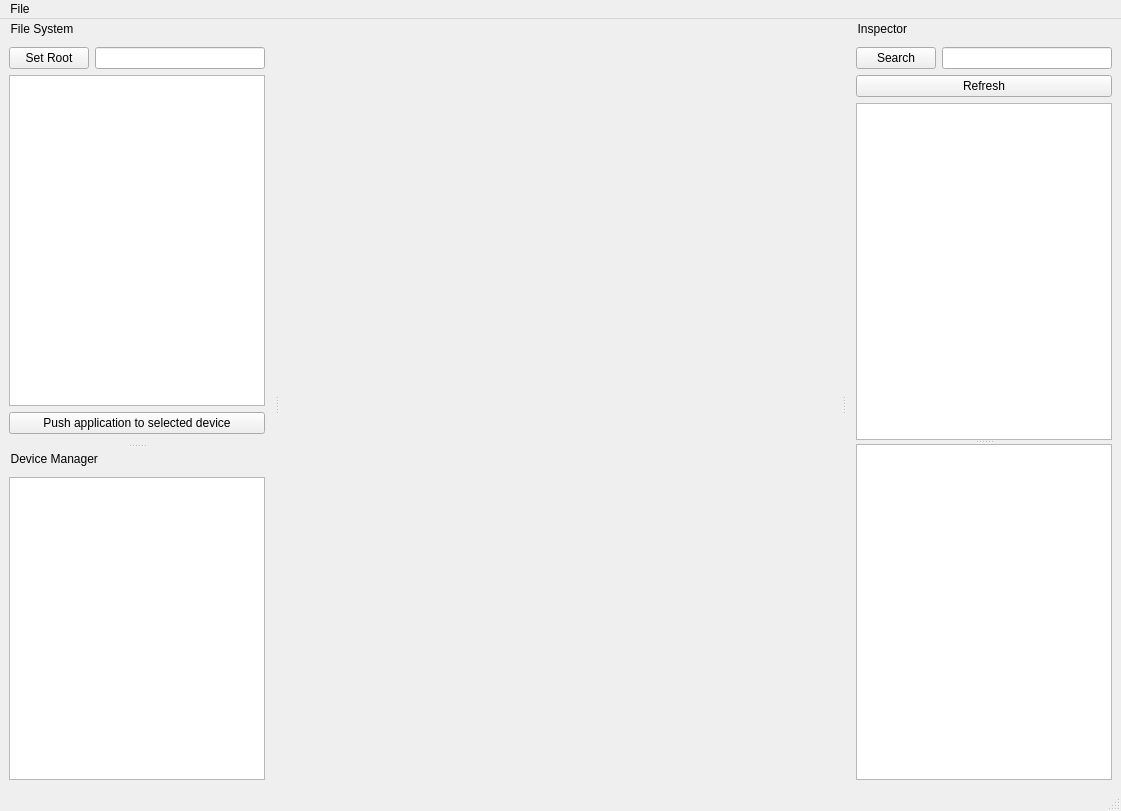
Before: the Qt Designer form tools/debug/TreeView.ui in TrickPlay/Trickplay, drawn with Qt 5.
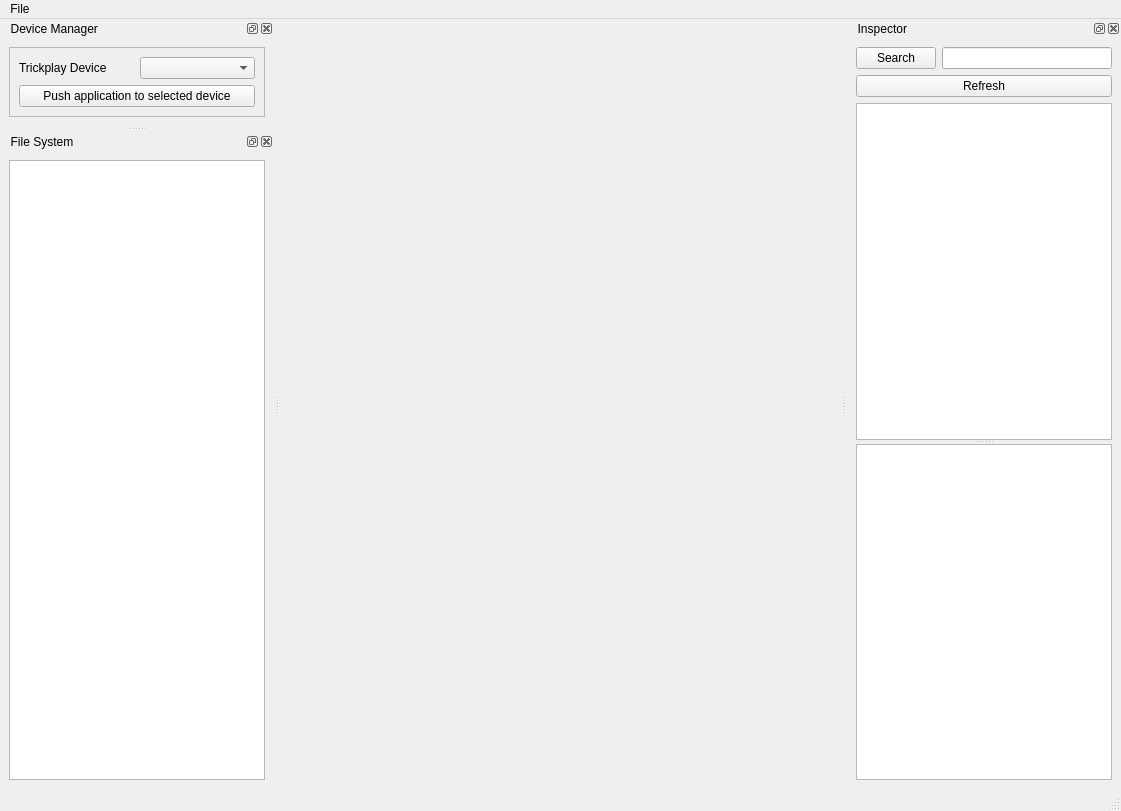
After: the same form once the commit is applied.

```diff
--- a/tools/debug/TreeView.ui
+++ b/tools/debug/TreeView.ui
@@ -26,24 +26,28 @@
    <string>Trickplay UI Tree Viewer</string>
   </property>
   <widget class="QWidget" name="centralwidget">
-   <layout class="QGridLayout" name="gridLayout_4">
-    <item row="0" column="0">
-     <widget class="QTabWidget" name="editor">
-      <property name="currentIndex">
-       <number>-1</number>
-      </property>
-      <property name="documentMode">
-       <bool>true</bool>
-      </property>
-      <property name="tabsClosable">
-       <bool>true</bool>
-      </property>
-      <property name="movable">
-       <bool>true</bool>
-      </property>
-     </widget>
-    </item>
-   </layout>
+   <widget class="QTabWidget" name="editor">
+    <property name="geometry">
+     <rect>
+      <x>9</x>
+      <y>9</y>
+      <width>16</width>
+      <height>16</height>
+     </rect>
+    </property>
+    <property name="currentIndex">
+     <number>-1</number>
+    </property>
+    <property name="documentMode">
+     <bool>true</bool>
+    </property>
+    <property name="tabsClosable">
+     <bool>true</bool>
+    </property>
+    <property name="movable">
+     <bool>true</bool>
+    </property>
+   </widget>
   </widget>
   <widget class="QMenuBar" name="menubar">
    <property name="geometry">
@@ -62,7 +66,6 @@
    </widget>
    <addaction name="menuFile"/>
   </widget>
-  <widget class="QStatusBar" name="statusbar"/>
   <widget class="QDockWidget" name="dockWidget_2">
    <property name="enabled">
     <bool>true</bool>
@@ -71,7 +74,7 @@
     <enum>Qt::NoContextMenu</enum>
    </property>
    <property name="features">
-    <set>QDockWidget::DockWidgetMovable</set>
+    <set>QDockWidget::AllDockWidgetFeatures</set>
    </property>
    <property name="windowTitle">
     <string>  Inspector</string>
@@ -99,6 +102,13 @@
        </item>
       </layout>
      </item>
+     <item row="1" column="0">
+      <widget class="QPushButton" name="button_Refresh">
+       <property name="text">
+        <string>Refresh</string>
+       </property>
+      </widget>
+     </item>
      <item row="2" column="0">
       <widget class="QSplitter" name="splitter_2">
        <property name="orientation">
@@ -210,19 +220,78 @@
        </widget>
       </widget>
      </item>
-     <item row="1" column="0">
-      <widget class="QPushButton" name="button_Refresh">
-       <property name="text">
-        <string>Refresh</string>
+    </layout>
+   </widget>
+  </widget>
+  <widget class="QDockWidget" name="dockWidget_3">
+   <property name="sizePolicy">
+    <sizepolicy hsizetype="Preferred" vsizetype="Fixed">
+     <horstretch>0</horstretch>
+     <verstretch>0</verstretch>
+    </sizepolicy>
+   </property>
+   <property name="windowTitle">
+    <string>  Device Manager</string>
+   </property>
+   <attribute name="dockWidgetArea">
+    <number>1</number>
+   </attribute>
+   <widget class="QWidget" name="dockWidgetContents_4">
+    <layout class="QVBoxLayout" name="verticalLayout">
+     <item>
+      <widget class="QFrame" name="frame">
+       <property name="sizePolicy">
+        <sizepolicy hsizetype="Preferred" vsizetype="Fixed">
+         <horstretch>0</horstretch>
+         <verstretch>0</verstretch>
+        </sizepolicy>
        </property>
+       <property name="frameShape">
+        <enum>QFrame::StyledPanel</enum>
+       </property>
+       <property name="frameShadow">
+        <enum>QFrame::Raised</enum>
+       </property>
+       <layout class="QVBoxLayout" name="verticalLayout_4">
+        <item>
+         <layout class="QHBoxLayout" name="horizontalLayout_3">
+          <item>
+           <widget class="QLabel" name="label_3">
+            <property name="text">
+             <string>Trickplay Device</string>
+            </property>
+           </widget>
+          </item>
+          <item>
+           <widget class="QComboBox" name="deviceComboBox"/>
+          </item>
+         </layout>
+        </item>
+        <item>
+         <widget class="QPushButton" name="pushButton_3">
+          <property name="text">
+           <string>Push application to selected device</string>
+          </property>
+         </widget>
+        </item>
+       </layout>
       </widget>
      </item>
     </layout>
    </widget>
   </widget>
   <widget class="QDockWidget" name="dockWidget">
+   <property name="sizePolicy">
+    <sizepolicy hsizetype="Maximum" vsizetype="Expanding">
+     <horstretch>0</horstretch>
+     <verstretch>0</verstretch>
+    </sizepolicy>
+   </property>
+   <property name="floating">
+    <bool>false</bool>
+   </property>
    <property name="features">
-    <set>QDockWidget::DockWidgetMovable</set>
+    <set>QDockWidget::AllDockWidgetFeatures</set>
    </property>
    <property name="windowTitle">
     <string>  File System</string>
@@ -233,50 +302,16 @@
    <widget class="QWidget" name="dockWidgetContents">
     <layout class="QGridLayout" name="gridLayout_3">
      <item row="0" column="0">
-      <layout class="QHBoxLayout" name="horizontalLayout_2">
+      <layout class="QVBoxLayout" name="verticalLayout_3">
        <item>
-        <widget class="QPushButton" name="rootDirPushButton">
-         <property name="text">
-          <string>Set Root</string>
-         </property>
-        </widget>
-       </item>
-       <item>
-        <widget class="QLineEdit" name="rootDirLineEdit"/>
+        <widget class="QTreeView" name="fileSystem"/>
        </item>
       </layout>
      </item>
-     <item row="5" column="0">
-      <widget class="QTreeView" name="fileSystem"/>
-     </item>
-     <item row="6" column="0">
-      <widget class="QPushButton" name="pushButton">
-       <property name="text">
-        <string>Push application to selected device</string>
-       </property>
-      </widget>
-     </item>
     </layout>
    </widget>
   </widget>
-  <widget class="QDockWidget" name="dockWidget_3">
-   <property name="features">
-    <set>QDockWidget::DockWidgetMovable</set>
-   </property>
-   <property name="windowTitle">
-    <string>  Device Manager</string>
-   </property>
-   <attribute name="dockWidgetArea">
-    <number>1</number>
-   </attribute>
-   <widget class="QWidget" name="dockWidgetContents_3">
-    <layout class="QGridLayout" name="gridLayout">
-     <item row="0" column="0">
-      <widget class="QListWidget" name="devices"/>
-     </item>
-    </layout>
-   </widget>
-  </widget>
+  <widget class="QStatusBar" name="statusbar"/>
   <action name="actionExit">
    <property name="text">
     <string>Exit</string>
```
Left out of the diff: 17 changed lines with no effect on the pictures.
